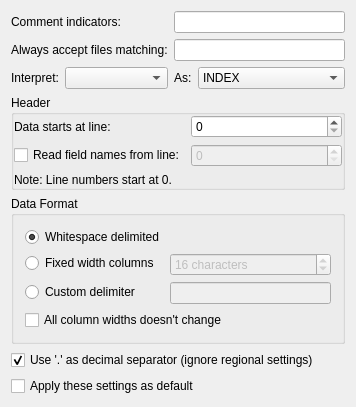
Qt form src/datasources/ascii/asciiconfig.ui (Kst-plot/kst) before a commit.
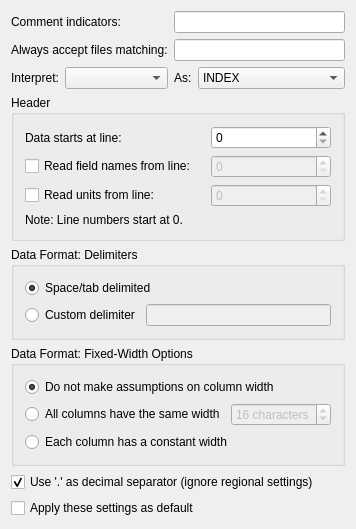
The same form after that commit.

Commit message: Commit GUI part of the ASCII update that will allow us to make the most of the recent round of performance optimizations. While at it, I have already prepared the addition of units (as vector metadata).

```diff
--- a/src/datasources/ascii/asciiconfig.ui
+++ b/src/datasources/ascii/asciiconfig.ui
@@ -6,8 +6,8 @@
    <rect>
     <x>0</x>
     <y>0</y>
-    <width>356</width>
-    <height>383</height>
+    <width>355</width>
+    <height>509</height>
    </rect>
   </property>
   <layout class="QVBoxLayout" name="verticalLayout">
@@ -122,12 +122,7 @@
      <property name="title">
       <string>Header</string>
      </property>
-     <layout class="QHBoxLayout">
-      <property name="margin">
-       <number>0</number>
-      </property>
-      <item>
-       <layout class="QGridLayout">
+     <layout class="QGridLayout" name="gridLayout">
         <item row="0" column="0">
          <widget class="QLabel" name="textLabel1_3">
           <property name="sizePolicy">
@@ -183,7 +178,30 @@
           </property>
          </widget>
         </item>
-        <item row="2" column="0" colspan="2">
+      <item row="2" column="0">
+       <widget class="QCheckBox" name="_readUnits">
+        <property name="text">
+         <string>Read units from line:</string>
+        </property>
+       </widget>
+      </item>
+      <item row="2" column="1">
+       <widget class="QSpinBox" name="_unitsLine">
+        <property name="enabled">
+         <bool>false</bool>
+        </property>
+        <property name="sizePolicy">
+         <sizepolicy hsizetype="Minimum" vsizetype="Fixed">
+          <horstretch>2</horstretch>
+          <verstretch>0</verstretch>
+         </sizepolicy>
+        </property>
+        <property name="maximum">
+         <number>9999999</number>
+        </property>
+       </widget>
+      </item>
+      <item row="3" column="0">
          <widget class="QLabel" name="textLabel1_9">
           <property name="sizePolicy">
            <sizepolicy hsizetype="Preferred" vsizetype="Preferred">
@@ -200,34 +218,71 @@
          </widget>
         </item>
        </layout>
-      </item>
-     </layout>
     </widget>
    </item>
    <item>
     <widget class="QGroupBox" name="buttonGroup1">
      <property name="title">
-      <string>Data Format</string>
+      <string>Data Format: Delimiters</string>
      </property>
-     <layout class="QFormLayout" name="formLayout">
-      <item row="0" column="0">
+     <layout class="QVBoxLayout" name="verticalLayout_3">
+      <item>
        <widget class="QRadioButton" name="_whitespace">
         <property name="text">
-         <string>Whitespace delimited</string>
+         <string>Space/tab delimited</string>
         </property>
         <property name="checked">
          <bool>true</bool>
         </property>
        </widget>
       </item>
-      <item row="1" column="0">
+      <item>
+       <layout class="QHBoxLayout" name="horizontalLayout_2">
+        <item>
+         <widget class="QRadioButton" name="_custom">
+          <property name="text">
+           <string>Custom delimiter</string>
+          </property>
+         </widget>
+        </item>
+        <item>
+         <widget class="QLineEdit" name="_columnDelimiter">
+          <property name="enabled">
+           <bool>false</bool>
+          </property>
+         </widget>
+        </item>
+       </layout>
+      </item>
+     </layout>
+    </widget>
+   </item>
+   <item>
+    <widget class="QGroupBox" name="groupBox">
+     <property name="title">
+      <string>Data Format: Fixed-Width Options</string>
+     </property>
+     <layout class="QVBoxLayout" name="verticalLayout_2">
+      <item>
+       <widget class="QRadioButton" name="radioButton">
+        <property name="text">
+         <string>Do not make assumptions on column width</string>
+        </property>
+        <property name="checked">
+         <bool>true</bool>
+        </property>
+       </widget>
+      </item>
+      <item>
+       <layout class="QHBoxLayout" name="horizontalLayout">
+        <item>
        <widget class="QRadioButton" name="_fixed">
         <property name="text">
-         <string>Fixed width columns</string>
+           <string>All columns have the same width</string>
         </property>
        </widget>
       </item>
-      <item row="1" column="1">
+        <item>
        <widget class="QSpinBox" name="_columnWidth">
         <property name="enabled">
          <bool>false</bool>
@@ -243,24 +298,12 @@
         </property>
        </widget>
       </item>
-      <item row="2" column="0">
-       <widget class="QRadioButton" name="_custom">
-        <property name="text">
-         <string>Custom delimiter</string>
-        </property>
-       </widget>
+       </layout>
       </item>
-      <item row="2" column="1">
-       <widget class="QLineEdit" name="_columnDelimiter">
-        <property name="enabled">
-         <bool>false</bool>
-        </property>
-       </widget>
-      </item>
-      <item row="3" column="0" colspan="2">
-       <widget class="QCheckBox" name="_columnWidthIsConst">
+      <item>
+       <widget class="QRadioButton" name="_columnWidthIsConst">
         <property name="text">
-         <string>All column widths doesn't change</string>
+         <string>Each column has a constant width</string>
         </property>
        </widget>
       </item>
```
Lines whose indentation alone changed are shown as unchanged.
